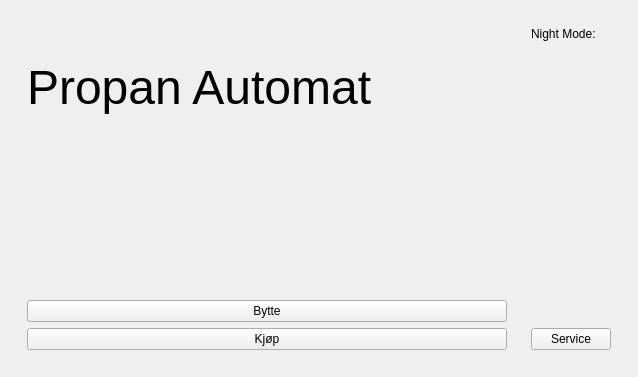
theDarkar/PropanAutomatGui, file PropanAutomatGui/Application/mainwidget.ui: the form before one commit.
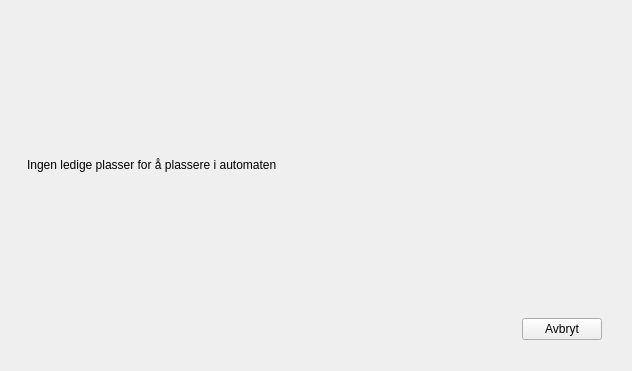
The form after the commit. The open tabs and pages were chosen to show the change. Icons and pictures are not drawn. Custom widgets are drawn as their Qt base class.

Patch:
```diff
--- a/PropanAutomatGui/Application/mainwidget.ui
+++ b/PropanAutomatGui/Application/mainwidget.ui
@@ -10,6 +10,12 @@
     <height>371</height>
    </rect>
   </property>
+  <property name="minimumSize">
+   <size>
+    <width>632</width>
+    <height>371</height>
+   </size>
+  </property>
   <property name="windowTitle">
    <string>Main Window</string>
   </property>
@@ -68,13 +74,6 @@
              </property>
             </widget>
            </item>
-           <item>
-            <widget class="CDPBaseLabel" name="cdpBaseLabel_21">
-             <property name="text">
-              <string/>
-             </property>
-            </widget>
-           </item>
            <item>
             <spacer name="horizontalSpacer">
              <property name="orientation">
@@ -936,6 +935,114 @@
         </item>
        </layout>
       </widget>
+      <widget class="QWidget" name="StartUpPage">
+       <property name="cursor">
+        <cursorShape>WaitCursor</cursorShape>
+       </property>
+       <layout class="QHBoxLayout" name="horizontalLayout_21">
+        <item>
+         <widget class="CDPBaseContainer" name="cdpBaseContainer_10">
+          <layout class="QHBoxLayout" name="horizontalLayout_22">
+           <item>
+            <widget class="CDPBaseLabel" name="cdpBaseLabel_21">
+             <property name="text">
+              <string>Vennligst vent for at automaten starter opp...</string>
+             </property>
+            </widget>
+           </item>
+          </layout>
+         </widget>
+        </item>
+       </layout>
+      </widget>
+      <widget class="QWidget" name="CloseDoorReminderPage">
+       <layout class="QHBoxLayout" name="horizontalLayout_23">
+        <item>
+         <widget class="CDPBaseContainer" name="cdpBaseContainer_11">
+          <layout class="QVBoxLayout" name="verticalLayout_23">
+           <item>
+            <widget class="QWidget" name="widget_23" native="true">
+             <property name="minimumSize">
+              <size>
+               <width>0</width>
+               <height>200</height>
+              </size>
+             </property>
+             <property name="styleSheet">
+              <string notr="true">image: url(:/warning-147699_1280.png);</string>
+             </property>
+            </widget>
+           </item>
+           <item>
+            <widget class="CDPBaseLabel" name="cdpBaseLabel_22">
+             <property name="text">
+              <string>Vennligst lukk alle dører</string>
+             </property>
+            </widget>
+           </item>
+          </layout>
+         </widget>
+        </item>
+       </layout>
+      </widget>
+      <widget class="QWidget" name="NoEmptySpotPage">
+       <layout class="QHBoxLayout" name="horizontalLayout_25">
+        <item>
+         <widget class="CDPBaseContainer" name="cdpBaseContainer_12">
+          <layout class="QVBoxLayout" name="verticalLayout_22">
+           <item>
+            <widget class="CDPBaseLabel" name="cdpBaseLabel_23">
+             <property name="text">
+              <string>Ingen ledige plasser for å plassere i automaten</string>
+             </property>
+            </widget>
+           </item>
+           <item>
+            <widget class="QWidget" name="widget_20" native="true">
+             <property name="maximumSize">
+              <size>
+               <width>16777215</width>
+               <height>42</height>
+              </size>
+             </property>
+             <layout class="QHBoxLayout" name="horizontalLayout_26">
+              <item>
+               <spacer name="horizontalSpacer_8">
+                <property name="orientation">
+                 <enum>Qt::Horizontal</enum>
+                </property>
+                <property name="sizeHint" stdset="0">
+                 <size>
+                  <width>40</width>
+                  <height>20</height>
+                 </size>
+                </property>
+               </spacer>
+              </item>
+              <item>
+               <widget class="CDPBaseButtonMsg" name="cdpBaseButtonMsg_19">
+                <property name="text">
+                 <string>Avbryt</string>
+                </property>
+                <property name="svgFile">
+                 <string>:/themes/cdp_light/buttons/buttonPlain.svg</string>
+                </property>
+                <property name="cdpProperty" stdset="0">
+                 <string>Value</string>
+                </property>
+                <property name="cdpRouting" stdset="0">
+                 <string>PropanAutomatGui.ModbusSlaveTCP.ModbusSlavePacketDO.8-DO.DO5E</string>
+                </property>
+               </widget>
+              </item>
+             </layout>
+            </widget>
+           </item>
+          </layout>
+         </widget>
+        </item>
+       </layout>
+      </widget>
      </widget>
     </item>
    </layout>
```
Left out of the diff: 112 changed lines with no effect on the pictures.
